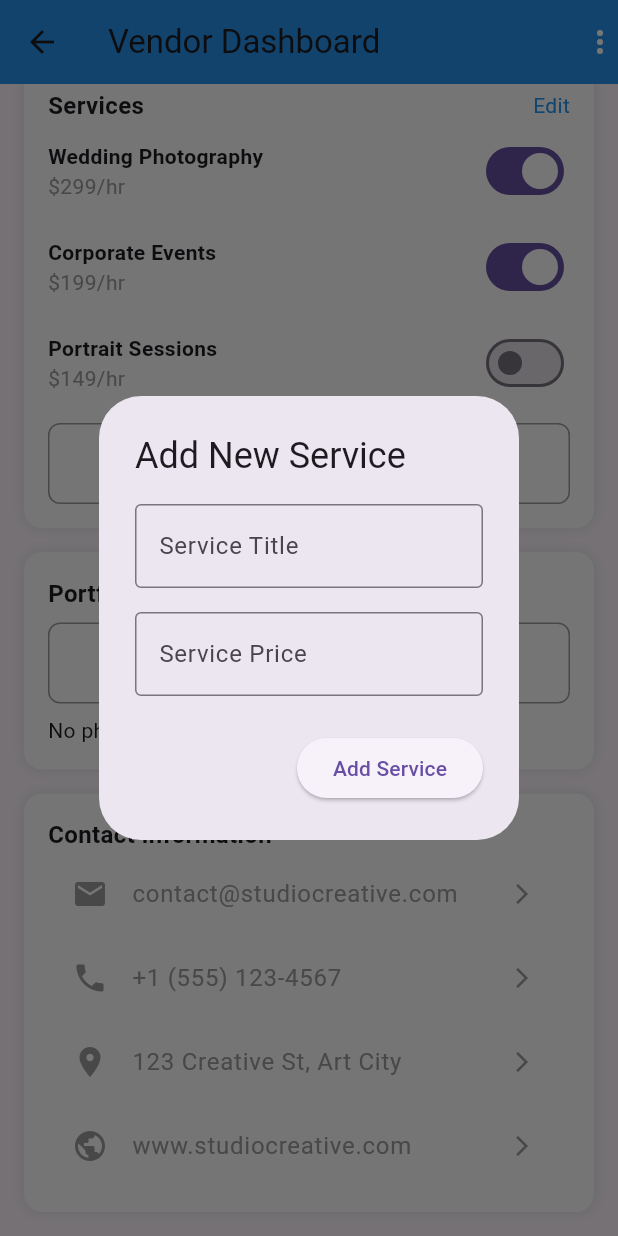
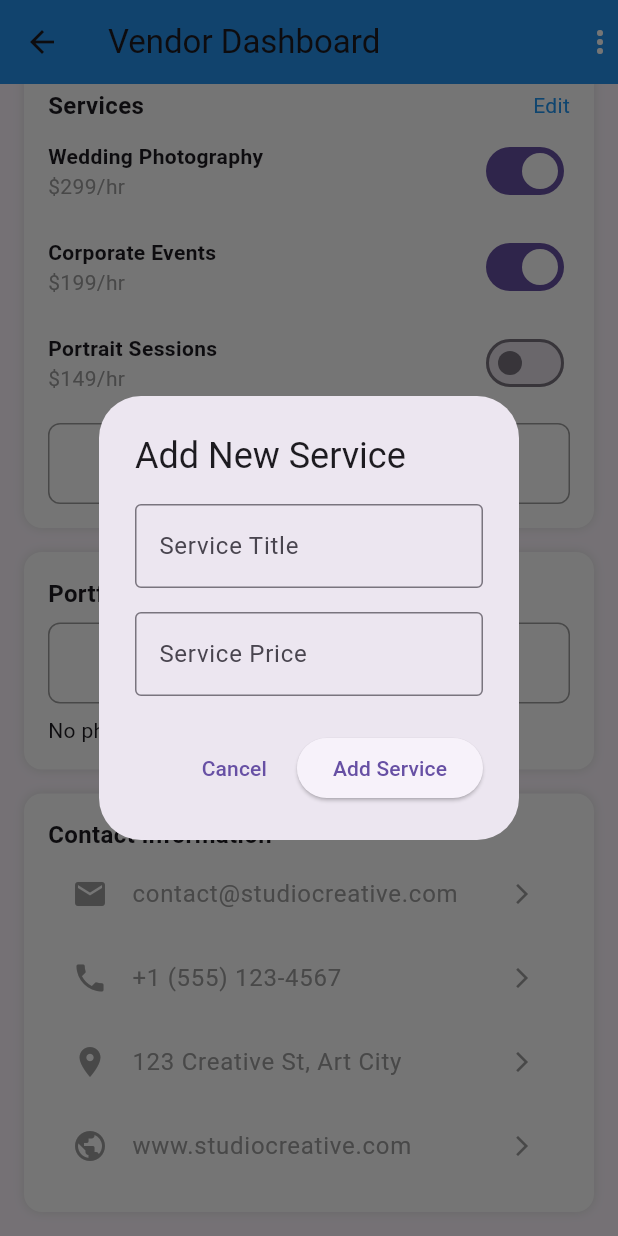
Before and after one commit to atharva2131/Event_Horizon, a Flutter app: the VendorHomeScreen screen opened directly, scrolled down 286 dp, after a tap on "+ Add New Service", on a phone screen of 412 x 824 dp. Run offline on Flutter 3.47's test engine with Material 3 defaults, Android fonts, the phone set to English and light mode, and no system bars; our stand-ins replace font_awesome_flutter, image_picker; network calls fail.

Commit message:
create and update service

```diff
--- a/lib/screens/vendor_home_screen.dart
+++ b/lib/screens/vendor_home_screen.dart
@@ -47,11 +47,76 @@ class _VendorHomeScreenState extends State<VendorHomeScreen> {
   }
 
  void _showAddServiceModal() {
+  _titleController.clear(); // Clear previous input
+  _priceController.clear();
+
   showDialog(
     context: context,
     builder: (BuildContext context) {
       return AlertDialog(
         title: const Text("Add New Service"),
+        content: Column(
+          mainAxisSize: MainAxisSize.min,
+          children: [
+            TextField(
+              controller: _titleController,
+              decoration: const InputDecoration(
+                labelText: "Service Title",
+                border: OutlineInputBorder(),
+              ),
+            ),
+            const SizedBox(height: 16),
+            TextField(
+              controller: _priceController,
+              keyboardType: TextInputType.number,
+              decoration: const InputDecoration(
+                labelText: "Service Price",
+                border: OutlineInputBorder(),
+              ),
+            ),
+          ],
+        ),
+        actions: [
+          TextButton(
+            onPressed: () => Navigator.pop(context), // Close modal
+            child: const Text("Cancel"),
+          ),
+          ElevatedButton(
+            onPressed: () {
+              if (_titleController.text.isEmpty || _priceController.text.isEmpty) {
+                ScaffoldMessenger.of(context).showSnackBar(
+                  const SnackBar(content: Text("Please enter both title and price")),
+                );
+                return;
+              }
+
+              setState(() {
+                services.add({
+                  "title": _titleController.text,
+                  "price": _priceController.text,
+                  "isActive": false, // Default to inactive
+                });
+              });
+
+              Navigator.pop(context); // Close modal after adding
+            },
+            child: const Text("Add Service"),
+          ),
+        ],
+      );
+    },
+  );
+}
+
+void _showEditServiceModal(int index) {
+  _titleController.text = services[index]["title"];
+  _priceController.text = services[index]["price"];
+
+  showDialog(
+    context: context,
+    builder: (BuildContext context) {
+      return AlertDialog(
+        title: const Text("Edit Service"),
         content: Column(
           mainAxisSize: MainAxisSize.min,
           children: [
@@ -73,17 +138,26 @@ class _VendorHomeScreenState extends State<VendorHomeScreen> {
           ],
         ),
         actions: [
+          TextButton(
+            onPressed: () => Navigator.pop(context),
+            child: const Text("Cancel"),
+          ),
           ElevatedButton(
             onPressed: () {
-                _addNewService();
+              setState(() {
+                services[index]["title"] = _titleController.text;
+                services[index]["price"] = _priceController.text;
+              });
+              Navigator.pop(context); // Close the modal after saving
             },
-              child: const Text("Add Service"),
+            child: const Text("Save Changes"),
           ),
         ],
       );
     },
   );
 }
+
 
   // This function picks an image from the gallery
   Future<void> _pickImage() async {
@@ -243,12 +317,7 @@ class _VendorHomeScreenState extends State<VendorHomeScreen> {
              IconButton(
   icon: const Icon(Icons.edit, color: Colors.blue),
   onPressed: () {
-                  setState(() {
-                    _titleController.text = service["title"];
-                    _priceController.text = service["price"];
-                    _isEditing = true;
-                  });
-                  _showAddServiceModal();
+    _showEditServiceModal(index); // ✅ Open the new edit modal
   },
 ),
               IconButton(
```
Lines whose indentation alone changed are shown as unchanged.
